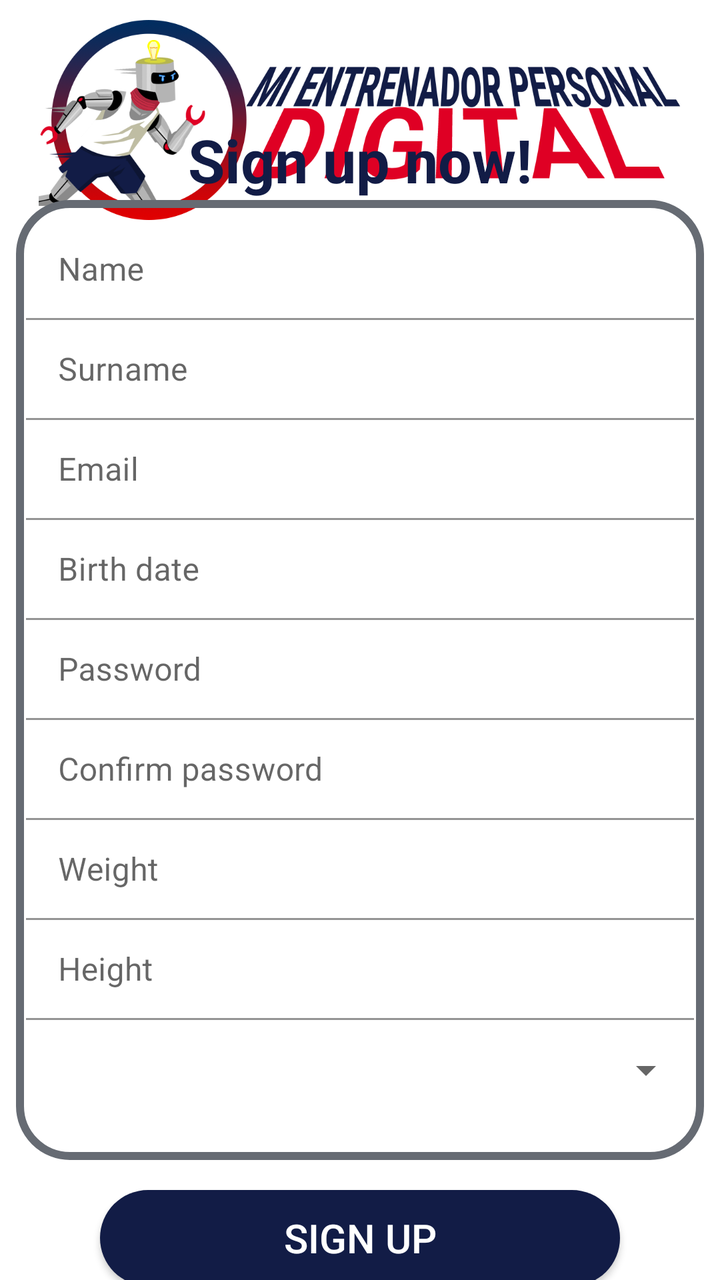
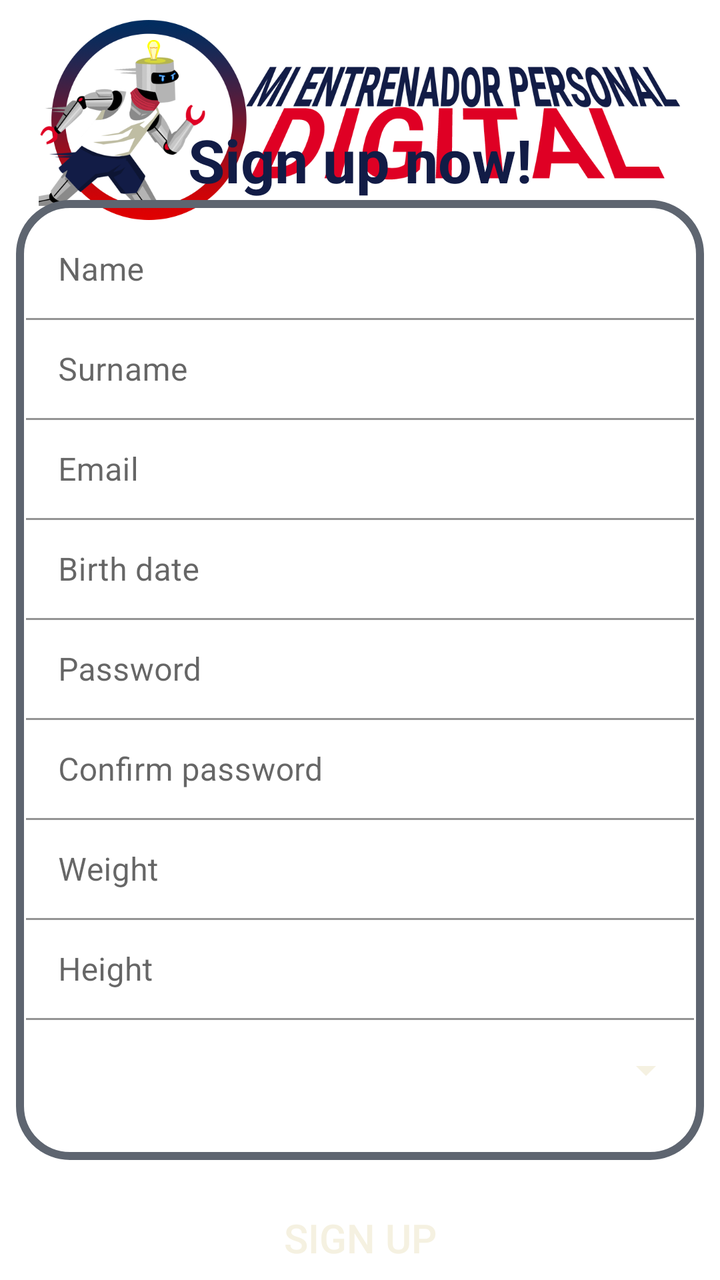

Screens rendered from an Android XML layout before and after an edit, with the pre-edit source and the edit as a unified diff.
<!-- AndroidManifest.xml: activity theme Theme.MyVirtualPersonalTrainer.NoActionBar -->
<!-- res/layout/activity_sign_up.xml -->
<?xml version="1.0" encoding="utf-8"?>
<androidx.constraintlayout.widget.ConstraintLayout xmlns:android="http://schemas.android.com/apk/res/android"
    xmlns:app="http://schemas.android.com/apk/res-auto"
    xmlns:tools="http://schemas.android.com/tools"
    android:layout_width="match_parent"
    android:layout_height="match_parent"
    tools:context=".sign_in.SignInActivity">

    <ImageView
        android:id="@+id/app_logo"
        android:layout_width="wrap_content"
        android:layout_height="100dp"
        android:layout_marginTop="10dp"
        android:contentDescription="@string/logo_description"
        app:layout_constraintEnd_toEndOf="parent"
        app:layout_constraintStart_toStartOf="parent"
        app:layout_constraintTop_toTopOf="parent"
        app:srcCompat="@drawable/tittle" />

    <TextView
        android:id="@+id/sign_in_title"
        android:layout_width="match_parent"
        android:layout_height="wrap_content"
        android:gravity="center"
        android:text="@string/sign_up_title"
        android:textColor="@color/blue_1"
        android:textSize="30sp"
        android:textStyle="bold"
        app:layout_constraintBottom_toTopOf="@+id/linearLayout2"
        tools:layout_editor_absoluteX="0dp" />

    <LinearLayout
        android:id="@+id/linearLayout2"
        android:layout_width="match_parent"
        android:layout_height="wrap_content"
        android:layout_marginStart="8dp"
        android:layout_marginEnd="8dp"
        android:background="@drawable/form_border"
        android:orientation="vertical"
        app:layout_constraintBottom_toBottomOf="parent"
        app:layout_constraintEnd_toEndOf="parent"
        app:layout_constraintStart_toStartOf="parent"
        app:layout_constraintTop_toTopOf="@+id/app_logo"
        app:layout_constraintVertical_bias="0.6">

        <com.google.android.material.textfield.TextInputLayout
            android:id="@+id/ti_name_sign_up"
            android:layout_width="match_parent"
            android:layout_height="50dp"
            android:ems="10"
            android:inputType="textPersonName"
            android:text="@string/user_name">

            <com.google.android.material.textfield.TextInputEditText
                android:id="@+id/et_name_sign_up"
                android:layout_width="match_parent"
                android:layout_height="wrap_content"
                android:backgroundTint="@color/transparent"
                android:hint="@string/user_name"
                android:inputType="text"
                android:textColorHint="@color/gray_1" />

        </com.google.android.material.textfield.TextInputLayout>

        <com.google.android.material.textfield.TextInputLayout
            android:id="@+id/ti_surname_sign_up"
            android:layout_width="match_parent"
            android:layout_height="50dp"
            android:ems="10"
            android:inputType="textPersonName"
            android:text="@string/user_name">

            <com.google.android.material.textfield.TextInputEditText
                android:id="@+id/et_surname_sign_up"
                android:layout_width="match_parent"
                android:layout_height="wrap_content"
                android:backgroundTint="@color/transparent"
                android:hint="@string/user_surname"
                android:inputType="text" />

        </com.google.android.material.textfield.TextInputLayout>

        <com.google.android.material.textfield.TextInputLayout
            android:id="@+id/ti_email_sign_up"
            android:layout_width="match_parent"
            android:layout_height="50dp"
            android:ems="10"
            android:inputType="textPersonName"
            android:text="@string/user_name">

            <com.google.android.material.textfield.TextInputEditText
                android:id="@+id/et_email_sign_up"
                android:layout_width="match_parent"
                android:layout_height="wrap_content"
                android:backgroundTint="@color/transparent"
                android:hint="@string/user_email"
                android:inputType="textEmailAddress" />

        </com.google.android.material.textfield.TextInputLayout>

        <com.google.android.material.textfield.TextInputLayout
            android:id="@+id/ti_birth_date_sign_up"
            android:layout_width="match_parent"
            android:layout_height="50dp"
            android:ems="10"
            android:inputType="textPersonName"
            android:text="@string/user_name">

            <com.google.android.material.textfield.TextInputEditText
                android:id="@+id/et_birth_date_sign_up"
                android:layout_width="match_parent"
                android:layout_height="wrap_content"
                android:backgroundTint="@color/transparent"
                android:hint="@string/user_birth_date"
                android:inputType="date" />

        </com.google.android.material.textfield.TextInputLayout>

        <com.google.android.material.textfield.TextInputLayout
            android:id="@+id/ti_pass_sign_up"
            android:layout_width="match_parent"
            android:layout_height="50dp"
            android:ems="10"
            android:inputType="textPersonName"
            android:text="@string/user_name">

            <com.google.android.material.textfield.TextInputEditText
                android:id="@+id/et_pass_sign_up"
                android:layout_width="match_parent"
                android:layout_height="wrap_content"
                android:backgroundTint="@color/transparent"
                android:hint="@string/user_pass"
                android:inputType="textPassword" />

        </com.google.android.material.textfield.TextInputLayout>

        <com.google.android.material.textfield.TextInputLayout
            android:id="@+id/ti_cpass_sign_up"
            android:layout_width="match_parent"
            android:layout_height="50dp"
            android:ems="10"
            android:inputType="textPersonName"
            android:text="@string/user_name">

            <com.google.android.material.textfield.TextInputEditText
                android:id="@+id/et_cpass_sign_up"
                android:layout_width="match_parent"
                android:layout_height="wrap_content"
                android:backgroundTint="@color/transparent"
                android:hint="@string/user_cpass"
                android:inputType="textPassword" />

        </com.google.android.material.textfield.TextInputLayout>

        <com.google.android.material.textfield.TextInputLayout
            android:id="@+id/ti_weight_sign_up"
            android:layout_width="match_parent"
            android:layout_height="50dp"
            android:ems="10"
            android:inputType="textPersonName"
            android:text="@string/user_name">

            <com.google.android.material.textfield.TextInputEditText
                android:id="@+id/et_weight_sign_up"
                android:layout_width="match_parent"
                android:layout_height="wrap_content"
                android:backgroundTint="@color/transparent"
                android:hint="@string/user_weight"
                android:inputType="numberDecimal" />

        </com.google.android.material.textfield.TextInputLayout>

        <com.google.android.material.textfield.TextInputLayout
            android:id="@+id/ti_height_sign_up"
            android:layout_width="match_parent"
            android:layout_height="50dp"
            android:ems="10"
            android:inputType="textPersonName"
            android:text="@string/user_name">

            <com.google.android.material.textfield.TextInputEditText
                android:id="@+id/et_height_sign_up"
                android:layout_width="match_parent"
                android:layout_height="wrap_content"
                android:backgroundTint="@color/transparent"
                android:hint="@string/user_height"
                android:inputType="numberDecimal" />

        </com.google.android.material.textfield.TextInputLayout>

        <Spinner
            android:id="@+id/spinner_activity_level_sign_up"
            android:layout_width="match_parent"
            android:layout_height="50dp"
            android:contentDescription="@string/moderately_active"
            android:prompt="@string/user_activity"
            android:spinnerMode="dialog" />
    </LinearLayout>

    <Button
        android:id="@+id/btn_sign_up"
        android:layout_width="match_parent"
        android:layout_height="wrap_content"
        android:layout_marginStart="50dp"
        android:layout_marginTop="15dp"
        android:layout_marginEnd="50dp"
        android:background="@drawable/button_style"
        android:text="@string/sing_up"
        android:textColor="@color/white"
        android:textSize="20sp"
        app:layout_constraintEnd_toEndOf="parent"
        app:layout_constraintStart_toStartOf="parent"
        app:layout_constraintTop_toBottomOf="@+id/linearLayout2" />

</androidx.constraintlayout.widget.ConstraintLayout>
<!-- resources referenced by this layout -->
<resources>
  <color name="blue_1">#121C46</color>
  <color name="gray_1">#666B73</color>
  <color name="transparent">#00000000 </color>.
  <color name="white">#FFFFFFFF</color>
  <!-- drawable button_style (drawable) -->
  <?xml version="1.0" encoding="UTF-8"?>
  <shape xmlns:android="http://schemas.android.com/apk/res/android" android:shape="rectangle">
      <corners android:radius="360dp"/>
      <padding android:left="5dp" android:right="5dp" android:top="10dp" android:bottom="10dp"/>
      <solid android:color="@color/blue_1"/>
  </shape>
  <!-- drawable form_border (drawable) -->
  <?xml version="1.0" encoding="UTF-8"?>
  <shape xmlns:android="http://schemas.android.com/apk/res/android" android:shape="rectangle">
      <corners android:radius="25dp"/>
      <padding android:left="5dp" android:right="5dp" android:top="10dp" android:bottom="20dp"/>
      <stroke android:width="4dp" android:color="@color/gray_1"/>
  </shape>
  <!-- drawable tittle: png bitmap (drawable, 175872 bytes) -->
  <string name="logo_description" translatable="false">App pet and title</string>
  <string name="moderately_active">Moderately Active</string>
  <string name="sign_up_title">Sign up now!</string>
  <string name="sing_up">Sign up</string>
  <string name="user_activity">Activity level</string>
  <string name="user_birth_date">Birth date</string>
  <string name="user_cpass">Confirm password</string>
  <string name="user_email">Email</string>
  <string name="user_height">Height</string>
  <string name="user_name">Name</string>
  <string name="user_pass">Password</string>
  <string name="user_surname">Surname</string>
  <string name="user_weight">Weight</string>
  <style name="Theme.MyVirtualPersonalTrainer.NoActionBar">
          <item name="windowActionBar">false</item>
          <item name="windowNoTitle">true</item>
      </style>
</resources>

<!-- the commit's change to res/layout/activity_sign_up.xml (unified diff, before → after) -->
@@ -23,7 +23,7 @@
         android:layout_height="wrap_content"
         android:gravity="center"
         android:text="@string/sign_up_title"
-        android:textColor="@color/blue_1"
+        android:textColor = "?android:textColorPrimary"
         android:textSize="30sp"
         android:textStyle="bold"
         app:layout_constraintBottom_toTopOf="@+id/linearLayout2"
@@ -206,7 +206,7 @@
         android:layout_marginEnd="50dp"
         android:background="@drawable/button_style"
         android:text="@string/sing_up"
-        android:textColor="@color/white"
+        android:textColor = "?android:textColorSecondary"
         android:textSize="20sp"
         app:layout_constraintEnd_toEndOf="parent"
         app:layout_constraintStart_toStartOf="parent"
<!-- resource entries referenced after the edit -->
@@ -1,15 +1,13 @@
 <!-- resources referenced by this layout -->
 <resources>
-  <color name="blue_1">#121C46</color>
-  <color name="gray_1">#666B73</color>
+  <color name="gray_1">#5E6570</color>
   <color name="transparent">#00000000 </color>.
-  <color name="white">#FFFFFFFF</color>
   <!-- drawable button_style (drawable) -->
   <?xml version="1.0" encoding="UTF-8"?>
   <shape xmlns:android="http://schemas.android.com/apk/res/android" android:shape="rectangle">
       <corners android:radius="360dp"/>
       <padding android:left="5dp" android:right="5dp" android:top="10dp" android:bottom="10dp"/>
-      <solid android:color="@color/blue_1"/>
+      <solid android:textColor = "?android:textColorPrimary"/>
   </shape>
   <!-- drawable form_border (drawable) -->
   <?xml version="1.0" encoding="UTF-8"?>
